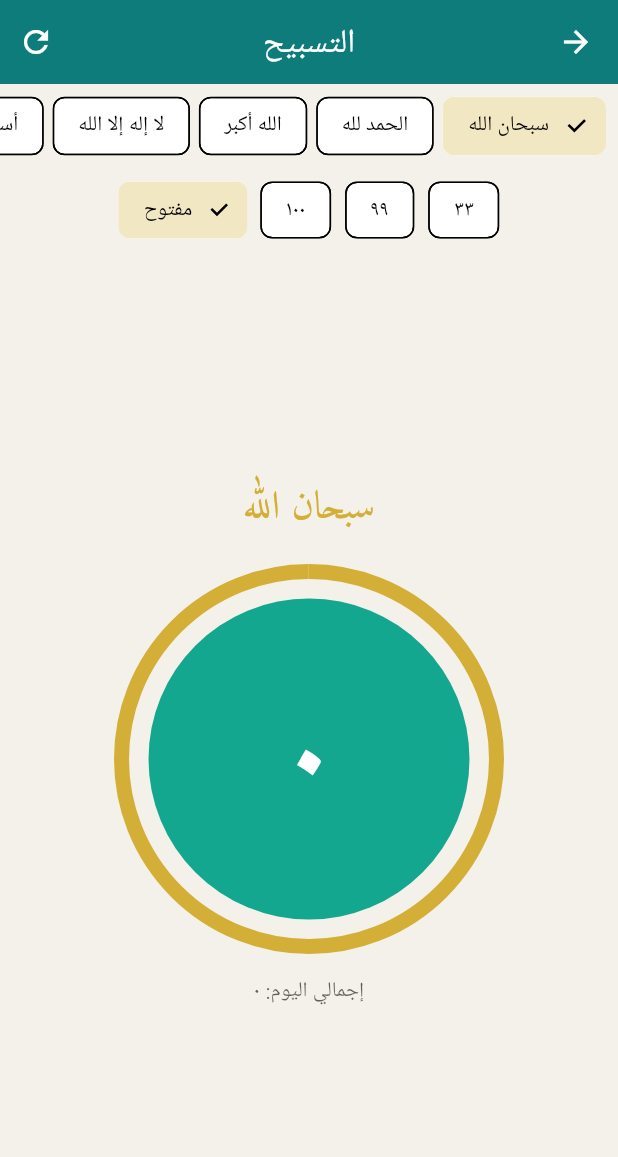
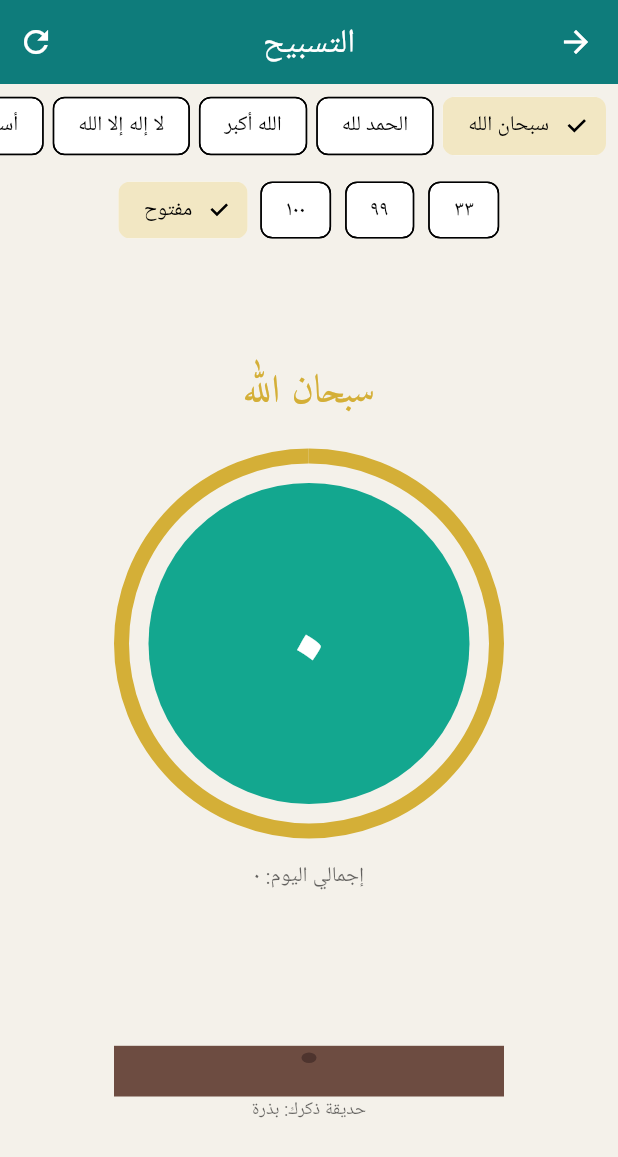
Before and after one commit to wsalahe/Muslim-Plus, a Flutter app: the TasbihPage screen opened directly, after a tap on "مفتوح", on a phone screen of 412 x 824 dp. Shown: the top 1157 px of the screen. Run offline on Flutter 3.47's test engine with Material 3 defaults, Android fonts, the phone set to English and light mode, and no system bars; our stand-ins replace adhan, file_picker, flutter_compass, flutter_local_notifications, geolocator, hijri and 5 more; accounts and stored records are empty; network calls fail; statements that could not run were skipped.

Commit message:
Tasbih garden: water drops grow a seed into a fruit tree with dhikr count (v1.24 build 26)

```diff
--- a/lib/l10n_en.dart
+++ b/lib/l10n_en.dart
@@ -227,6 +227,13 @@ const Map<String, String> kEn = {
   'التسبيح': 'Tasbih',
   'مفتوح': 'Open',
   'إجمالي اليوم: {}': 'Today\'s total: {0}',
+  'حديقة ذكرك': 'Your dhikr garden',
+  'بذرة': 'Seed',
+  'برعم': 'Sprout',
+  'شتلة': 'Seedling',
+  'نجيلة': 'Grass',
+  'شجرة صغيرة': 'Young tree',
+  'شجرة مثمرة': 'Fruitful tree',
   'الاثنين': 'Monday',
   'الثلاثاء': 'Tuesday',
   'الأربعاء': 'Wednesday',
--- a/lib/main.dart
+++ b/lib/main.dart
@@ -17,8 +17,8 @@ import 'prayer.dart';
 
 const kSiteUrl = 'https://www.muslimplus.dpdns.org';
 const kYoutubeUrl = 'https://www.youtube.com/@QuranAlAdim';
-const int kAppBuild = 25;
-const String kAppVersion = '1.23';
+const int kAppBuild = 26;
+const String kAppVersion = '1.24';
 const String kRepo = 'wsalahe/Muslim-Plus';
 String cleanErr(Object e) => e.toString().replaceAll(RegExp(r'[\w.-]*github[\w.-]*', caseSensitive: false), '…');
 const String kCounterUrl = 'https://script.google.com/macros/s/AKfycbx7EKJ65Fz38klqHVy5pX3knWzJJfZpOO3WloR46C-wlalMOeVOTGe274SfdHZ679v1LA/exec';
--- a/lib/prayer.dart
+++ b/lib/prayer.dart
@@ -10,6 +10,7 @@ import 'package:hijri/hijri_calendar.dart';
 import 'package:timezone/data/latest.dart' as tzdata;
 import 'main.dart';
 import 'l10n.dart';
+import 'tasbih_garden.dart';
 import 'features.dart';
 import 'ai.dart';
 import 'extras.dart';
@@ -742,7 +743,8 @@ class TasbihPage extends StatefulWidget {
 class _TasbihPageState extends State<TasbihPage> {
   static const phrases = ['سبحان الله', 'الحمد لله', 'الله أكبر', 'لا إله إلا الله', 'أستغفر الله', 'اللهم صل وسلم على نبينا محمد', 'سبحان الله وبحمده'];
   static const targets = [33, 99, 100, 0];
-  int phrase = 0, target = 33, count = 0, total = 0;
+  int phrase = 0, target = 33, count = 0, total = 0, lifetime = 0;
+  final GlobalKey<TasbihGardenState> gardenKey = GlobalKey<TasbihGardenState>();
 
   @override
   void initState() {
@@ -751,6 +753,7 @@ class _TasbihPageState extends State<TasbihPage> {
     phrase = p.getInt('tz_phrase') ?? 0;
     target = p.getInt('tz_target') ?? 33;
     count = p.getInt('tz_count') ?? 0;
+    lifetime = p.getInt('tz_lifetime') ?? 0;
     final day = DateTime.now().toIso8601String().substring(0, 10);
     total = p.getString('tz_day') == day ? (p.getInt('tz_total') ?? 0) : 0;
   }
@@ -762,10 +765,12 @@ class _TasbihPageState extends State<TasbihPage> {
     p.setInt('tz_count', count);
     p.setString('tz_day', DateTime.now().toIso8601String().substring(0, 10));
     p.setInt('tz_total', total);
+    p.setInt('tz_lifetime', lifetime);
   }
 
   void tap() {
-    setState(() { count++; total++; });
+    setState(() { count++; total++; lifetime++; });
+    gardenKey.currentState?.drop();
     if (target > 0 && count >= target) {
       HapticFeedback.heavyImpact();
       setState(() => count = 0);
@@ -794,7 +799,8 @@ class _TasbihPageState extends State<TasbihPage> {
         ]),
         Expanded(
           child: Center(
-            child: Column(mainAxisSize: MainAxisSize.min, children: [
+            child: SingleChildScrollView(
+              child: Column(mainAxisSize: MainAxisSize.min, children: [
               Text(tr(phrases[phrase]), style: const TextStyle(fontSize: 26, color: gold, fontFamily: 'Amiri'), textAlign: TextAlign.center),
               const SizedBox(height: 24),
               GestureDetector(
@@ -810,7 +816,10 @@ class _TasbihPageState extends State<TasbihPage> {
               ),
               const SizedBox(height: 20),
               Text(tr('إجمالي اليوم: ${arabicDigits(total)}'), style: TextStyle(color: Theme.of(context).hintColor)),
-            ]),
+              const SizedBox(height: 6),
+              TasbihGarden(key: gardenKey, lifetime: lifetime),
+              ]),
+            ),
           ),
         ),
       ]),
--- /dev/null
+++ b/lib/tasbih_garden.dart
@@ -0,0 +1,236 @@
+import 'dart:math' as math;
+import 'package:flutter/material.dart';
+import 'l10n.dart';
+
+/// حديقة الذكر: قطرات ماء تسقي بذرة تنمو مع كثرة التسبيح:
+/// بذرة ← برعم ← شتلة ← نجيلة ← شجرة صغيرة ← شجرة مثمرة.
+/// كل شيء مرسوم محلياً (CustomPaint) بدون أصول أو إنترنت.
+class TasbihGarden extends StatefulWidget {
+  /// إجمالي التسبيحات تراكمياً (لا يتصفّر يومياً).
+  final int lifetime;
+
+  /// للاختبارات: تقدّم قطرات جاهزة (0..1) بدل مؤقّت داخلي.
+  final List<double>? debugDrops;
+
+  /// إظهار سطر اسم المرحلة تحت الرسم.
+  final bool showLabel;
+
+  const TasbihGarden({super.key, required this.lifetime, this.debugDrops, this.showLabel = true});
+
+  @override
+  State<TasbihGarden> createState() => TasbihGardenState();
+}
+
+class TasbihGardenState extends State<TasbihGarden> with SingleTickerProviderStateMixin {
+  late final AnimationController _ctrl;
+  final List<DateTime> _drops = [];
+
+  @override
+  void initState() {
+    super.initState();
+    _ctrl = AnimationController(vsync: this, duration: const Duration(seconds: 1))..addListener(_tick);
+  }
+
+  void _tick() {
+    final now = DateTime.now();
+    _drops.removeWhere((t) => now.difference(t).inMilliseconds > 700);
+    if (_drops.isEmpty) {
+      if (_ctrl.isAnimating) _ctrl.stop();
+    } else {
+      setState(() {});
+    }
+  }
+
+  /// إسقاط قطرة ماء (تُستدعى عند كل تسبيحة).
+  void drop() {
+    if (_drops.length >= 5) return;
+    _drops.add(DateTime.now());
+    if (!_ctrl.isAnimating) _ctrl.repeat();
+    setState(() {});
+  }
+
+  List<double> get _progresses {
+    if (widget.debugDrops != null) return widget.debugDrops!;
+    final now = DateTime.now();
+    return [for (final t in _drops) (now.difference(t).inMilliseconds / 650).clamp(0.0, 1.0)];
+  }
+
+  @override
+  void dispose() {
+    _ctrl.dispose();
+    super.dispose();
+  }
+
+  /// النمو المستمر 0..5 حسب عتبات تراكمية.
+  static double growthFor(int lifetime) {
+    const stops = [0, 25, 75, 150, 300, 600];
+    for (var i = 0; i < stops.length - 1; i++) {
+      if (lifetime < stops[i + 1]) {
+        return i + (lifetime - stops[i]) / (stops[i + 1] - stops[i]);
+      }
+    }
+    return 5;
+  }
+
+  /// عدد الثمار على الشجرة.
+  static int fruitCount(int lifetime) {
+    if (lifetime < 450) return 0;
+    return (((lifetime - 450) / 150).floor() + 1).clamp(0, 12);
+  }
+
+  static String stageName(double g) {
+    if (g < 1) return tr('بذرة');
+    if (g < 2) return tr('برعم');
+    if (g < 3) return tr('شتلة');
+    if (g < 4) return tr('نجيلة');
+    if (g < 5) return tr('شجرة صغيرة');
+    return tr('شجرة مثمرة');
+  }
+
+  @override
+  Widget build(BuildContext context) {
+    final g = growthFor(widget.lifetime);
+    return Column(mainAxisSize: MainAxisSize.min, children: [
+      TweenAnimationBuilder<double>(
+        tween: Tween(end: g),
+        duration: const Duration(milliseconds: 900),
+        curve: Curves.easeOut,
+        builder: (context, gv, _) => SizedBox(
+          width: 260,
+          height: 130,
+          child: CustomPaint(painter: GardenPainter(gv, fruitCount(widget.lifetime), _progresses)),
+        ),
+      ),
+      if (widget.showLabel)
+        Text('${tr('حديقة ذكرك')}: ${stageName(g)}', style: TextStyle(fontSize: 12, color: Theme.of(context).hintColor)),
+    ]);
+  }
+}
+
+class GardenPainter extends CustomPainter {
+  final double g; // 0..5
+  final int fruits;
+  final List<double> drops; // 0..1
+
+  GardenPainter(this.g, this.fruits, this.drops);
+
+  static double _rand(int i) {
+    final v = math.sin(i * 127.1 + 311.7) * 43758.5453;
+    return v - v.floorToDouble();
+  }
+
+  double _seg(double from, double to, double a, double b) {
+    final t = ((g - from) / (to - from)).clamp(0.0, 1.0);
+    return a + (b - a) * t;
+  }
+
+  @override
+  void paint(Canvas canvas, Size size) {
+    final w = size.width, h = size.height;
+    final groundTop = h * 0.74;
+    final cx = w / 2;
+
+    // الأرض
+    canvas.drawRect(Rect.fromLTWH(0, groundTop, w, h - groundTop), Paint()..color = const Color(0xFF6D4C41));
+
+    // اخضرار الأرض والنجيلة
+    final grassF = _seg(2.2, 3.5, 0, 1);
+    if (grassF > 0) {
+      canvas.drawRect(
+        Rect.fromLTWH(0, groundTop, w, (h - groundTop) * 0.4),
+        Paint()..color = Color.lerp(const Color(0xFF6D4C41), const Color(0xFF2E7D32), grassF)!,
+      );
+      final blade = Paint()
+        ..color = const Color(0xFF43A047)
+        ..strokeWidth = 2
+        ..strokeCap = StrokeCap.round;
+      final n = (26 * grassF).round();
+      for (var i = 0; i < n; i++) {
+        final x = w * _rand(i);
+        final bh = 5 + 8 * _rand(i + 100);
+        final lean = (_rand(i + 200) - .5) * 6;
+        canvas.drawLine(Offset(x, groundTop), Offset(x + lean, groundTop - bh), blade);
+      }
+    }
+
+    // النبتة: ارتفاع الساق عبر المراحل
+    final stemH = g < 1
+        ? _seg(0, 1, 0, 10)
+        : g < 2
+            ? _seg(1, 2, 10, 28)
+            : g < 3
+                ? _seg(2, 3, 28, 42)
+                : g < 4
+                    ? _seg(3, 4, 42, 70)
+                    : _seg(4, 5, 70, 86);
+    final base = Offset(cx, groundTop + 4);
+
+    // البذرة (تختفي تدريجياً بعد الإنبات)
+    if (g < 1.2) {
+      final seedP = Paint()..color = Color.lerp(const Color(0xFF4E342E), const Color(0xFF4E342E), 1)!.withValues(alpha: (1.2 - g).clamp(0.0, 1.0));
+      canvas.drawOval(Rect.fromCenter(center: Offset(cx, groundTop + 8), width: 10, height: 7), seedP);
+    }
+
+    // الساق
+    if (stemH > 1) {
+      final stemTop = Offset(cx, base.dy - stemH);
+      final isTree = g > 3;
+      canvas.drawLine(
+        base,
+        stemTop,
+        Paint()
+          ..color = isTree ? const Color(0xFF5D4037) : const Color(0xFF388E3C)
+          ..strokeWidth = isTree ? _seg(3, 5, 3, 6.5) : 3
+          ..strokeCap = StrokeCap.round,
+      );
+
+      // الأوراق
+      final leafF = _seg(0.6, 2, 0, 1);
+      if (leafF > 0 && !isTree) {
+        final leafP = Paint()..color = const Color(0xFF43A047);
+        final ly = base.dy - stemH * 0.55;
+        final ls = 7 * leafF;
+        canvas.drawOval(Rect.fromCenter(center: Offset(cx - ls, ly), width: ls * 2, height: ls), leafP);
+        canvas.drawOval(Rect.fromCenter(center: Offset(cx + ls, ly - 4), width: ls * 2, height: ls), leafP);
+      }
+
+      // التاج والثمار
+      if (isTree) {
+        final canopyR = _seg(3, 5, 10, 34);
+        final cy = base.dy - stemH - canopyR * 0.35;
+        final canopyP = Paint()..color = const Color(0xFF2E7D32);
+        canvas.drawCircle(Offset(cx, cy), canopyR, canopyP);
+        canvas.drawCircle(Offset(cx - canopyR * 0.7, cy + canopyR * 0.3), canopyR * 0.65, canopyP);
+        canvas.drawCircle(Offset(cx + canopyR * 0.7, cy + canopyR * 0.3), canopyR * 0.65, canopyP);
+        final fruitP = Paint()..color = const Color(0xFFFFB300);
+        for (var i = 0; i < fruits; i++) {
+          final ang = _rand(i + 300) * 2 * math.pi;
+          final rr = canopyR * (0.45 + 0.5 * _rand(i + 400));
+          canvas.drawCircle(Offset(cx + math.cos(ang) * rr, cy + math.sin(ang) * rr * 0.8), 3.2, fruitP);
+        }
+      }
+    }
+
+    // قطرات الماء
+    for (final p in drops) {
+      final t = p.clamp(0.0, 1.0);
+      final y = 6 + (groundTop - 12) * t;
+      final x = cx + 10 * math.sin(t * 9);
+      final alpha = (1 - t * 0.35).clamp(0.0, 1.0);
+      final dropP = Paint()..color = const Color(0xFF4FC3F7).withValues(alpha: alpha);
+      canvas.drawCircle(Offset(x, y), 4, dropP);
+      canvas.drawLine(Offset(x, y - 8), Offset(x, y - 2), Paint()
+        ..color = const Color(0xFF4FC3F7).withValues(alpha: alpha * 0.6)
+        ..strokeWidth = 2
+        ..strokeCap = StrokeCap.round);
+      // رذاذ عند الارتطام
+      if (t > 0.92) {
+        final splashP = Paint()..color = const Color(0xFF81D4FA).withValues(alpha: (1 - t) * 8);
+        canvas.drawArc(Rect.fromCircle(center: Offset(cx, groundTop + 2), radius: 8), math.pi, math.pi, false, splashP..style = PaintingStyle.stroke..strokeWidth = 2);
+      }
+    }
+  }
+
+  @override
+  bool shouldRepaint(GardenPainter old) => true;
+}
--- a/pubspec.yaml
+++ b/pubspec.yaml
@@ -1,7 +1,7 @@
 name: quran_app
 description: Muslim Plus
 publish_to: none
-version: 1.23.0+25
+version: 1.24.0+26
 environment:
   sdk: ">=3.0.0 <4.0.0"
 dependencies:
```
Also changed, not shown: 7 other files.
